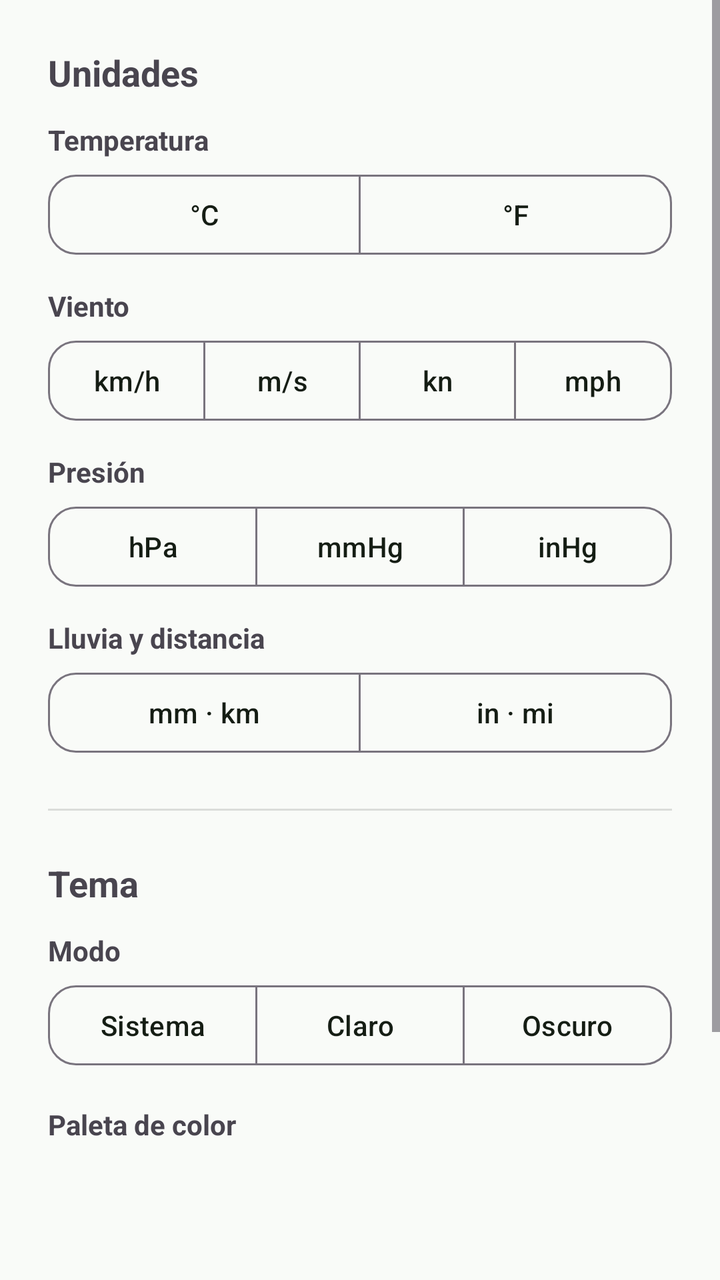
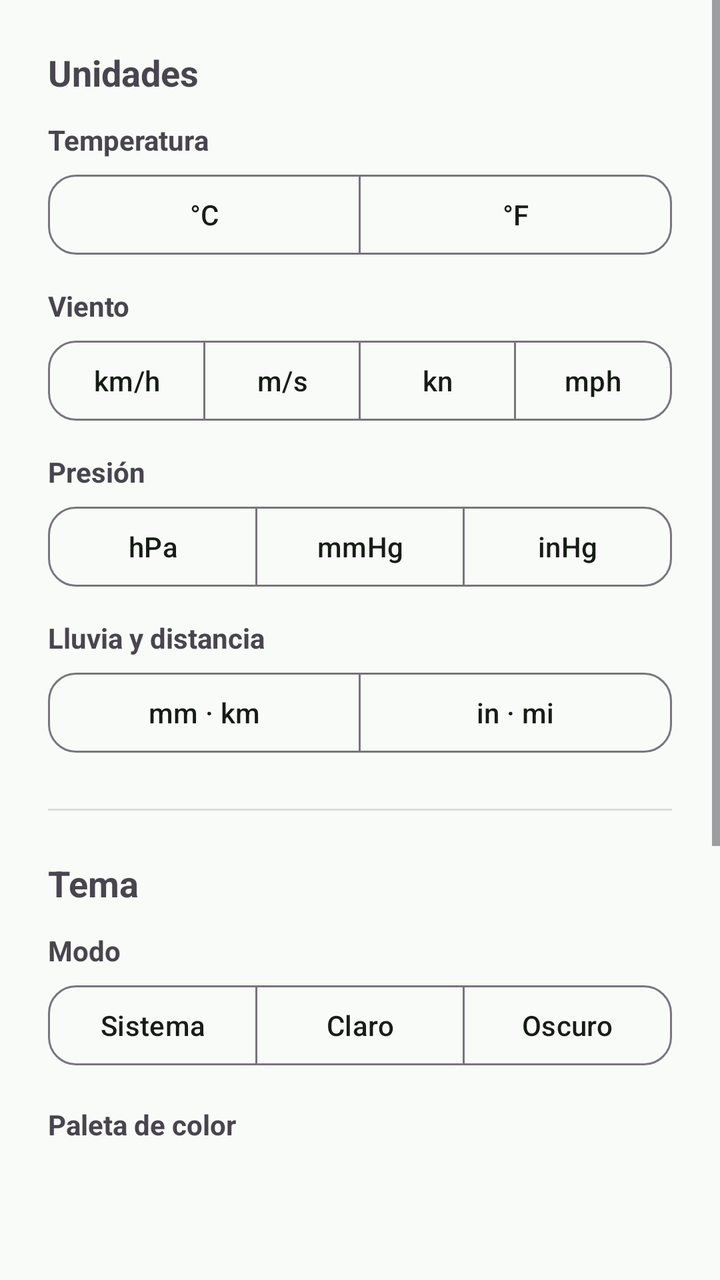

Compare the two renders of this Android layout. The source of the first and the diff that turns it into the second are given below.
<!-- AndroidManifest.xml: application theme Theme.MiClima.Green -->
<!-- res/layout/fragment_settings.xml -->
<?xml version="1.0" encoding="utf-8"?>
<ScrollView xmlns:android="http://schemas.android.com/apk/res/android"
    xmlns:app="http://schemas.android.com/apk/res-auto"
    xmlns:tools="http://schemas.android.com/tools"
    android:layout_width="match_parent"
    android:layout_height="match_parent">

    <LinearLayout
        android:layout_width="match_parent"
        android:layout_height="wrap_content"
        android:orientation="vertical"
        android:padding="24dp">

        <TextView
            android:layout_width="wrap_content"
            android:layout_height="wrap_content"
            android:text="@string/units_setting_title"
            android:textSize="18sp"
            android:textStyle="bold" />

        <TextView
            android:layout_width="wrap_content"
            android:layout_height="wrap_content"
            android:layout_marginTop="12dp"
            android:layout_marginBottom="4dp"
            android:text="@string/units_temp"
            android:textSize="14sp"
            android:textStyle="bold" />

        <com.google.android.material.button.MaterialButtonToggleGroup
            android:id="@+id/toggleUnitTemp"
            android:layout_width="match_parent"
            android:layout_height="wrap_content"
            app:selectionRequired="true"
            app:singleSelection="true">

            <com.google.android.material.button.MaterialButton
                android:id="@+id/btnTempC"
                style="@style/Widget.Material3.Button.OutlinedButton"
                android:layout_width="0dp"
                android:layout_height="wrap_content"
                android:layout_weight="1"
                android:paddingHorizontal="4dp"
                android:text="°C"
                android:textAllCaps="false"
                app:cornerRadius="14dp"
                tools:ignore="HardcodedText" />

            <com.google.android.material.button.MaterialButton
                android:id="@+id/btnTempF"
                style="@style/Widget.Material3.Button.OutlinedButton"
                android:layout_width="0dp"
                android:layout_height="wrap_content"
                android:layout_weight="1"
                android:paddingHorizontal="4dp"
                android:text="°F"
                android:textAllCaps="false"
                app:cornerRadius="14dp"
                tools:ignore="HardcodedText" />

        </com.google.android.material.button.MaterialButtonToggleGroup>

        <TextView
            android:layout_width="wrap_content"
            android:layout_height="wrap_content"
            android:layout_marginTop="12dp"
            android:layout_marginBottom="4dp"
            android:text="@string/units_wind"
            android:textSize="14sp"
            android:textStyle="bold" />

        <com.google.android.material.button.MaterialButtonToggleGroup
            android:id="@+id/toggleUnitWind"
            android:layout_width="match_parent"
            android:layout_height="wrap_content"
            app:selectionRequired="true"
            app:singleSelection="true">

            <com.google.android.material.button.MaterialButton
                android:id="@+id/btnWindKmh"
                style="@style/Widget.Material3.Button.OutlinedButton"
                android:layout_width="0dp"
                android:layout_height="wrap_content"
                android:layout_weight="1"
                android:paddingHorizontal="4dp"
                android:text="km/h"
                android:textAllCaps="false"
                app:cornerRadius="14dp"
                tools:ignore="HardcodedText" />

            <com.google.android.material.button.MaterialButton
                android:id="@+id/btnWindMs"
                style="@style/Widget.Material3.Button.OutlinedButton"
                android:layout_width="0dp"
                android:layout_height="wrap_content"
                android:layout_weight="1"
                android:paddingHorizontal="4dp"
                android:text="m/s"
                android:textAllCaps="false"
                app:cornerRadius="14dp"
                tools:ignore="HardcodedText" />

            <com.google.android.material.button.MaterialButton
                android:id="@+id/btnWindKn"
                style="@style/Widget.Material3.Button.OutlinedButton"
                android:layout_width="0dp"
                android:layout_height="wrap_content"
                android:layout_weight="1"
                android:paddingHorizontal="4dp"
                android:text="kn"
                android:textAllCaps="false"
                app:cornerRadius="14dp"
                tools:ignore="HardcodedText" />

            <com.google.android.material.button.MaterialButton
                android:id="@+id/btnWindMph"
                style="@style/Widget.Material3.Button.OutlinedButton"
                android:layout_width="0dp"
                android:layout_height="wrap_content"
                android:layout_weight="1"
                android:paddingHorizontal="4dp"
                android:text="mph"
                android:textAllCaps="false"
                app:cornerRadius="14dp"
                tools:ignore="HardcodedText" />

        </com.google.android.material.button.MaterialButtonToggleGroup>

        <TextView
            android:layout_width="wrap_content"
            android:layout_height="wrap_content"
            android:layout_marginTop="12dp"
            android:layout_marginBottom="4dp"
            android:text="@string/units_pressure"
            android:textSize="14sp"
            android:textStyle="bold" />

        <com.google.android.material.button.MaterialButtonToggleGroup
            android:id="@+id/toggleUnitPressure"
            android:layout_width="match_parent"
            android:layout_height="wrap_content"
            app:selectionRequired="true"
            app:singleSelection="true">

            <com.google.android.material.button.MaterialButton
                android:id="@+id/btnPressureHpa"
                style="@style/Widget.Material3.Button.OutlinedButton"
                android:layout_width="0dp"
                android:layout_height="wrap_content"
                android:layout_weight="1"
                android:paddingHorizontal="4dp"
                android:text="hPa"
                android:textAllCaps="false"
                app:cornerRadius="14dp"
                tools:ignore="HardcodedText" />

            <com.google.android.material.button.MaterialButton
                android:id="@+id/btnPressureMmhg"
                style="@style/Widget.Material3.Button.OutlinedButton"
                android:layout_width="0dp"
                android:layout_height="wrap_content"
                android:layout_weight="1"
                android:paddingHorizontal="4dp"
                android:text="mmHg"
                android:textAllCaps="false"
                app:cornerRadius="14dp"
                tools:ignore="HardcodedText" />

            <com.google.android.material.button.MaterialButton
                android:id="@+id/btnPressureInhg"
                style="@style/Widget.Material3.Button.OutlinedButton"
                android:layout_width="0dp"
                android:layout_height="wrap_content"
                android:layout_weight="1"
                android:paddingHorizontal="4dp"
                android:text="inHg"
                android:textAllCaps="false"
                app:cornerRadius="14dp"
                tools:ignore="HardcodedText" />

        </com.google.android.material.button.MaterialButtonToggleGroup>

        <TextView
            android:layout_width="wrap_content"
            android:layout_height="wrap_content"
            android:layout_marginTop="12dp"
            android:layout_marginBottom="4dp"
            android:text="@string/units_precip"
            android:textSize="14sp"
            android:textStyle="bold" />

        <com.google.android.material.button.MaterialButtonToggleGroup
            android:id="@+id/toggleUnitPrecip"
            android:layout_width="match_parent"
            android:layout_height="wrap_content"
            app:selectionRequired="true"
            app:singleSelection="true">

            <com.google.android.material.button.MaterialButton
                android:id="@+id/btnPrecipMm"
                style="@style/Widget.Material3.Button.OutlinedButton"
                android:layout_width="0dp"
                android:layout_height="wrap_content"
                android:layout_weight="1"
                android:paddingHorizontal="4dp"
                android:text="mm · km"
                android:textAllCaps="false"
                app:cornerRadius="14dp"
                tools:ignore="HardcodedText" />

            <com.google.android.material.button.MaterialButton
                android:id="@+id/btnPrecipIn"
                style="@style/Widget.Material3.Button.OutlinedButton"
                android:layout_width="0dp"
                android:layout_height="wrap_content"
                android:layout_weight="1"
                android:paddingHorizontal="4dp"
                android:text="in · mi"
                android:textAllCaps="false"
                app:cornerRadius="14dp"
                tools:ignore="HardcodedText" />

        </com.google.android.material.button.MaterialButtonToggleGroup>

        <View
            android:layout_width="match_parent"
            android:layout_height="1dp"
            android:layout_marginVertical="24dp"
            android:background="?android:attr/listDivider" />

        <TextView
            android:layout_width="wrap_content"
            android:layout_height="wrap_content"
            android:layout_marginBottom="12dp"
            android:text="@string/theme_setting_title"
            android:textSize="18sp"
            android:textStyle="bold" />

        <TextView
            android:layout_width="wrap_content"
            android:layout_height="wrap_content"
            android:layout_marginBottom="4dp"
            android:text="@string/theme_mode_label"
            android:textSize="14sp"
            android:textStyle="bold" />

        <com.google.android.material.button.MaterialButtonToggleGroup
            android:id="@+id/toggleGroupThemeMode"
            android:layout_width="match_parent"
            android:layout_height="wrap_content"
            app:selectionRequired="true"
            app:singleSelection="true">

            <com.google.android.material.button.MaterialButton
                android:id="@+id/btnModeSystem"
                style="@style/Widget.Material3.Button.OutlinedButton"
                android:layout_width="0dp"
                android:layout_height="wrap_content"
                android:layout_weight="1"
                android:text="@string/theme_mode_system"
                app:cornerRadius="14dp" />

            <com.google.android.material.button.MaterialButton
                android:id="@+id/btnModeLight"
                style="@style/Widget.Material3.Button.OutlinedButton"
                android:layout_width="0dp"
                android:layout_height="wrap_content"
                android:layout_weight="1"
                android:text="@string/theme_mode_light"
                app:cornerRadius="14dp" />

            <com.google.android.material.button.MaterialButton
                android:id="@+id/btnModeDark"
                style="@style/Widget.Material3.Button.OutlinedButton"
                android:layout_width="0dp"
                android:layout_height="wrap_content"
                android:layout_weight="1"
                android:text="@string/theme_mode_dark"
                app:cornerRadius="14dp" />

        </com.google.android.material.button.MaterialButtonToggleGroup>

        <TextView
            android:layout_width="wrap_content"
            android:layout_height="wrap_content"
            android:layout_marginTop="16dp"
            android:layout_marginBottom="4dp"
            android:text="@string/theme_palette_label"
            android:textSize="14sp"
            android:textStyle="bold" />

        <LinearLayout
            android:layout_width="match_parent"
            android:layout_height="wrap_content"
            android:orientation="horizontal">

            <include layout="@layout/item_palette_swatch" android:id="@+id/swatchAuto" />
            <include layout="@layout/item_palette_swatch" android:id="@+id/swatchGreen" />
            <include layout="@layout/item_palette_swatch" android:id="@+id/swatchRed" />
            <include layout="@layout/item_palette_swatch" android:id="@+id/swatchBlue" />
            <include layout="@layout/item_palette_swatch" android:id="@+id/swatchCyan" />

        </LinearLayout>

        <TextView
            android:id="@+id/tvThemePaletteDesc"
            android:layout_width="wrap_content"
            android:layout_height="wrap_content"
            android:layout_marginTop="4dp"
            android:text="@string/theme_palette_auto_unavailable"
            android:textColor="?android:attr/textColorSecondary"
            android:textSize="13sp"
            android:visibility="gone" />

        <View
            android:layout_width="match_parent"
            android:layout_height="1dp"
            android:layout_marginVertical="24dp"
            android:background="?android:attr/listDivider" />

        <TextView
            android:layout_width="wrap_content"
            android:layout_height="wrap_content"
            android:layout_marginBottom="8dp"
            android:text="@string/about_title"
            android:textSize="18sp"
            android:textStyle="bold" />

        <TextView
            android:layout_width="wrap_content"
            android:layout_height="wrap_content"
            android:text="@string/attribution"
            android:textColor="?android:attr/textColorSecondary"
            android:textSize="14sp" />

    </LinearLayout>

</ScrollView>
<!-- res/layout/item_palette_swatch.xml (included above) -->
<?xml version="1.0" encoding="utf-8"?>
<LinearLayout xmlns:android="http://schemas.android.com/apk/res/android"
    xmlns:app="http://schemas.android.com/apk/res-auto"
    android:id="@+id/swatchRoot"
    android:layout_width="0dp"
    android:layout_height="wrap_content"
    android:layout_weight="1"
    android:background="?attr/selectableItemBackground"
    android:clickable="true"
    android:focusable="true"
    android:gravity="center"
    android:orientation="vertical"
    android:paddingVertical="4dp">

    <FrameLayout
        android:layout_width="48dp"
        android:layout_height="48dp">

        <View
            android:id="@+id/swatchCircle"
            android:layout_width="match_parent"
            android:layout_height="match_parent" />

        <ImageView
            android:id="@+id/swatchCheck"
            android:layout_width="18dp"
            android:layout_height="18dp"
            android:layout_gravity="center"
            android:contentDescription="@null"
            android:src="@drawable/ic_check"
            app:tint="@android:color/white"
            android:visibility="gone" />

    </FrameLayout>

    <TextView
        android:id="@+id/swatchLabel"
        android:layout_width="wrap_content"
        android:layout_height="wrap_content"
        android:layout_marginTop="6dp"
        android:textColor="?attr/colorOnSurfaceVariant"
        android:textSize="11.5sp"
        android:textStyle="bold" />

</LinearLayout>
<!-- resources referenced by this layout -->
<resources>
  <!-- drawable ic_check (drawable) -->
  <vector xmlns:android="http://schemas.android.com/apk/res/android"
      android:width="24dp"
      android:height="24dp"
      android:viewportWidth="24"
      android:viewportHeight="24">
      <path
          android:fillColor="#00000000"
          android:pathData="M5,12.5L10,17.5L19,7"
          android:strokeColor="@android:color/white"
          android:strokeLineCap="round"
          android:strokeLineJoin="round"
          android:strokeWidth="2.5" />
  </vector>
  <string name="about_title">Datos</string>
  <string name="attribution">Datos meteorológicos: Open-Meteo.com (CC BY 4.0)</string>
  <string name="theme_mode_dark">Oscuro</string>
  <string name="theme_mode_label">Modo</string>
  <string name="theme_mode_light">Claro</string>
  <string name="theme_mode_system">Sistema</string>
  <string name="theme_palette_auto_unavailable">El color automático (Material You) requiere Android 12 o superior.</string>
  <string name="theme_palette_label">Paleta de color</string>
  <string name="theme_setting_title">Tema</string>
  <string name="units_precip">Lluvia y distancia</string>
  <string name="units_pressure">Presión</string>
  <string name="units_setting_title">Unidades</string>
  <string name="units_temp">Temperatura</string>
  <string name="units_wind">Viento</string>
  <color name="green_token_primary">#197112</color>
  <color name="green_token_on_primary">#fcfcfc</color>
  <color name="green_token_primary_container">#cbecc7</color>
  <color name="green_token_on_primary_container">#003a00</color>
  <color name="green_token_surface_alt">#ebf3ea</color>
  <color name="green_token_bg">#f9fbf8</color>
  <color name="green_token_surface">#fdfefd</color>
  <color name="green_token_on_surface">#151d14</color>
  <color name="green_token_on_surface_variant">#555e53</color>
  <color name="green_token_outline">#cfd7ce</color>
  <color name="danger">#b32228</color>
  <color name="on_danger">#ffffff</color>
  <!-- unchanged entries left out for length: 1 -->
</resources>

<!-- the commit's change to res/layout/fragment_settings.xml (unified diff, before → after) -->
@@ -321,17 +321,112 @@
         <TextView
             android:layout_width="wrap_content"
             android:layout_height="wrap_content"
-            android:layout_marginBottom="8dp"
+            android:layout_marginBottom="4dp"
             android:text="@string/about_title"
             android:textSize="18sp"
             android:textStyle="bold" />
 
-        <TextView
-            android:layout_width="wrap_content"
-            android:layout_height="wrap_content"
+        <LinearLayout
+            android:id="@+id/rowModel"
+            android:layout_width="match_parent"
+            android:layout_height="wrap_content"
+            android:background="?attr/selectableItemBackground"
+            android:clickable="true"
+            android:focusable="true"
+            android:gravity="center_vertical"
+            android:minHeight="56dp"
+            android:orientation="horizontal">
+
+            <LinearLayout
+                android:layout_width="0dp"
+                android:layout_height="wrap_content"
+                android:layout_weight="1"
+                android:orientation="vertical">
+
+                <TextView
+                    android:layout_width="wrap_content"
+                    android:layout_height="wrap_content"
+                    android:text="@string/model_setting_title"
+                    android:textSize="14sp"
+                    android:textStyle="bold" />
+
+                <TextView
+                    android:id="@+id/tvModelValue"
+                    android:layout_width="wrap_content"
+                    android:layout_height="wrap_content"
+                    android:layout_marginTop="1dp"
+                    android:textColor="?android:attr/textColorSecondary"
+                    android:textSize="14sp" />
+
+            </LinearLayout>
+
+            <ImageView
+                android:layout_width="24dp"
+                android:layout_height="24dp"
+                android:contentDescription="@null"
+                android:src="@drawable/ic_chevron_right"
+                app:tint="?attr/colorOnSurfaceVariant" />
+
+        </LinearLayout>
+
+        <LinearLayout
+            android:id="@+id/rowRefresh"
+            android:layout_width="match_parent"
+            android:layout_height="wrap_content"
+            android:background="?attr/selectableItemBackground"
+            android:clickable="true"
+            android:focusable="true"
+            android:gravity="center_vertical"
+            android:minHeight="56dp"
+            android:orientation="horizontal">
+
+            <LinearLayout
+                android:layout_width="0dp"
+                android:layout_height="wrap_content"
+                android:layout_weight="1"
+                android:orientation="vertical">
+
+                <TextView
+                    android:layout_width="wrap_content"
+                    android:layout_height="wrap_content"
+                    android:text="@string/refresh_setting_title"
+                    android:textSize="14sp"
+                    android:textStyle="bold" />
+
+                <TextView
+                    android:id="@+id/tvRefreshValue"
+                    android:layout_width="wrap_content"
+                    android:layout_height="wrap_content"
+                    android:layout_marginTop="1dp"
+                    android:textColor="?android:attr/textColorSecondary"
+                    android:textSize="14sp" />
+
+            </LinearLayout>
+
+            <ImageView
+                android:layout_width="24dp"
+                android:layout_height="24dp"
+                android:contentDescription="@null"
+                android:src="@drawable/ic_chevron_right"
+                app:tint="?attr/colorOnSurfaceVariant" />
+
+        </LinearLayout>
+
+        <TextView
+            android:layout_width="wrap_content"
+            android:layout_height="wrap_content"
+            android:layout_marginTop="8dp"
+            android:text="@string/model_setting_note"
+            android:textColor="?android:attr/textColorSecondary"
+            android:textSize="13sp" />
+
+        <TextView
+            android:layout_width="wrap_content"
+            android:layout_height="wrap_content"
+            android:layout_marginTop="12dp"
             android:text="@string/attribution"
             android:textColor="?android:attr/textColorSecondary"
-            android:textSize="14sp" />
+            android:textSize="13sp" />
 
     </LinearLayout>
 
<!-- resource entries referenced after the edit -->
@@ -14,8 +14,21 @@
           android:strokeLineJoin="round"
           android:strokeWidth="2.5" />
   </vector>
+  <!-- drawable ic_chevron_right (drawable) -->
+  <vector xmlns:android="http://schemas.android.com/apk/res/android"
+      android:width="24dp"
+      android:height="24dp"
+      android:viewportWidth="24"
+      android:viewportHeight="24">
+      <path
+          android:fillColor="@android:color/black"
+          android:pathData="M8.59,16.59L10,18l6,-6 -6,-6 -1.41,1.41L13.17,12z" />
+  </vector>
   <string name="about_title">Datos</string>
   <string name="attribution">Datos meteorológicos: Open-Meteo.com (CC BY 4.0)</string>
+  <string name="model_setting_note">Automático elige el mejor modelo para cada lugar. Los demás pueden traer menos días o menos datos (por ejemplo, sin índice UV); lo que falte se muestra como «—».</string>
+  <string name="model_setting_title">Modelo meteorológico</string>
+  <string name="refresh_setting_title">Actualización en segundo plano</string>
   <string name="theme_mode_dark">Oscuro</string>
   <string name="theme_mode_label">Modo</string>
   <string name="theme_mode_light">Claro</string>
